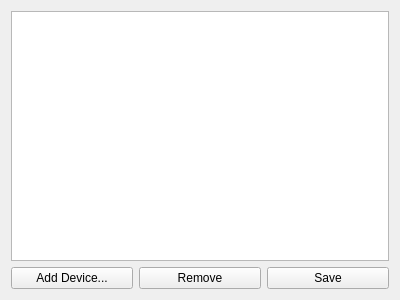
Above: qt/ManualDevicesSettingsPage/ManualDevicesSettingsPage.ui from CalcProgrammer1/OpenRGB before the change. Below: the same form after it.
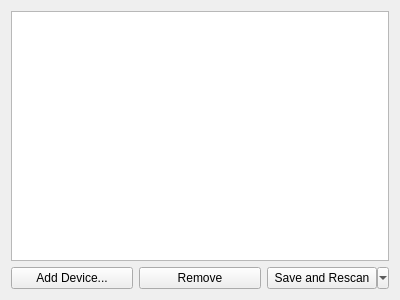
That is the form after the change.

Commit message: Save button behavior changed in ManualDevices

```diff
--- a/qt/ManualDevicesSettingsPage/ManualDevicesSettingsPage.ui
+++ b/qt/ManualDevicesSettingsPage/ManualDevicesSettingsPage.ui
@@ -38,9 +38,18 @@
       </widget>
      </item>
      <item>
-      <widget class="QPushButton" name="saveConfigurationButton">
+      <widget class="QToolButton" name="saveConfigurationButton">
+       <property name="sizePolicy">
+        <sizepolicy hsizetype="Minimum" vsizetype="Minimum">
+         <horstretch>0</horstretch>
+         <verstretch>0</verstretch>
+        </sizepolicy>
+       </property>
        <property name="text">
-        <string>Save</string>
+        <string>Save and Rescan</string>
+       </property>
+       <property name="popupMode">
+        <enum>QToolButton::MenuButtonPopup</enum>
        </property>
       </widget>
      </item>
```
Left out of the diff: 10 changed lines with no effect on the pictures. The commit also changes 2 other files.
